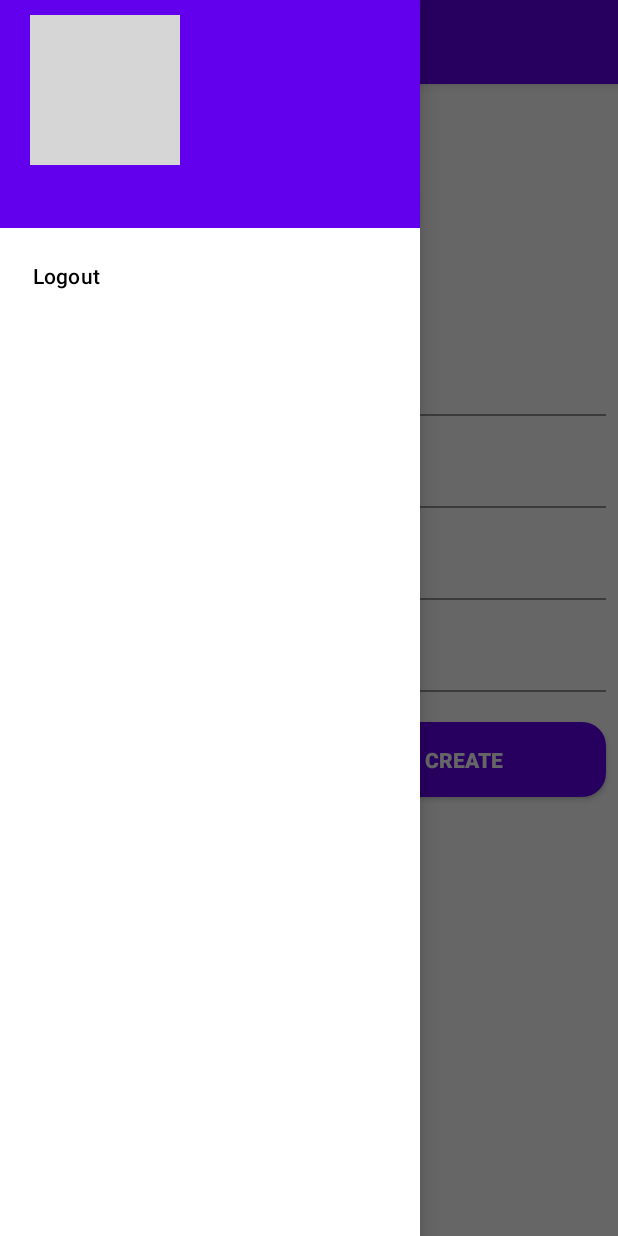
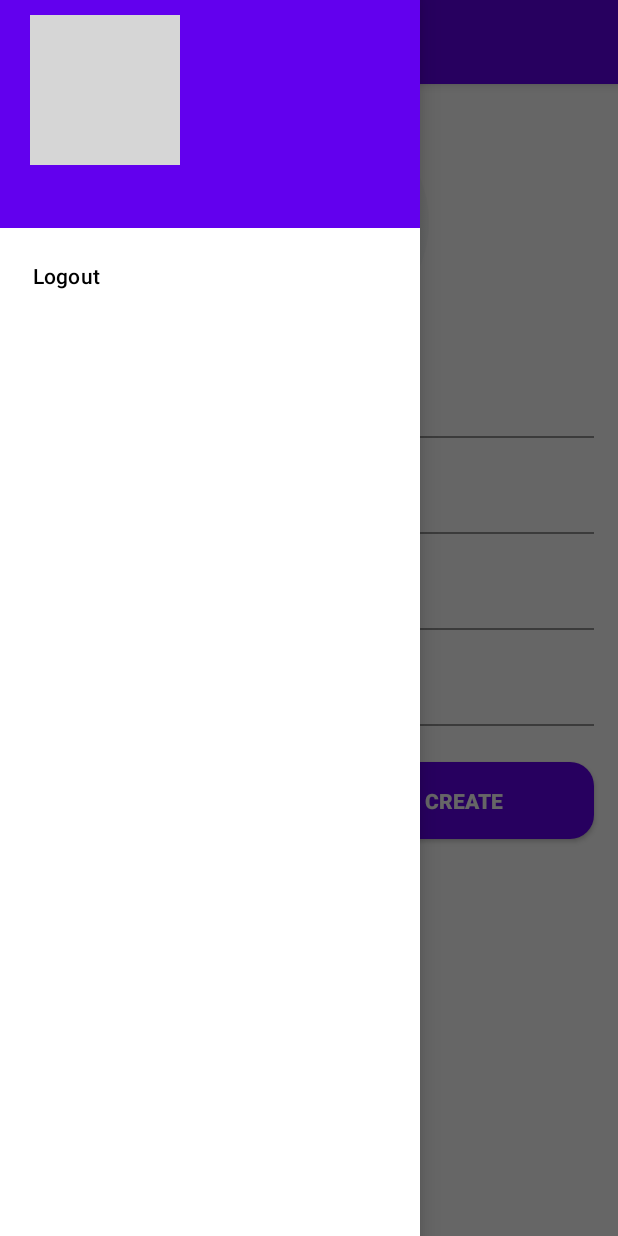
Before and after one commit to prossir/udacity_kotlin_capstone_1, an Android app: the CreateShoeFragment screen opened through its navigation route, with the side drawer open, on a phone screen of 412 x 824 dp. Run offline under Robolectric (Android 15) with nearby library versions, the phone set to English and light mode, and no system bars; our stand-ins replace CircleImageView, data binding, navigation-ui; 2 statements that could not run were skipped; grey boxes are pictures that could not be loaded.

Commit message:
Only missing style abstraction

```diff
--- a/app/src/main/java/paolo/udacity/color/my/shoestoreinventorycapstone_1/features/shoe_management/instructions/view/InstructionsFragment.kt
+++ b/app/src/main/java/paolo/udacity/color/my/shoestoreinventorycapstone_1/features/shoe_management/instructions/view/InstructionsFragment.kt
@@ -24,7 +24,7 @@ class InstructionsFragment : Fragment() {
     }
     private lateinit var binding: FragmentInstructionsBinding
 
-    override fun onCreateView(inflater: LayoutInflater, container: ViewGroup?, savedInstanceState: Bundle?): View? {
+    override fun onCreateView(inflater: LayoutInflater, container: ViewGroup?, savedInstanceState: Bundle?): View {
         binding = DataBindingUtil.inflate(inflater, R.layout.fragment_instructions, container, false)
         initUi()
         return binding.root
--- a/app/src/main/res/layout/fragment_create_shoe.xml
+++ b/app/src/main/res/layout/fragment_create_shoe.xml
@@ -14,10 +14,10 @@
 
         <ImageView
             android:id="@+id/iv_shoe"
-            android:layout_width="150dp"
-            android:layout_height="150dp"
-            android:layout_margin="10dp"
-            android:contentDescription="Image of the shoe"
+            android:layout_width="@dimen/d_logo_dimen"
+            android:layout_height="@dimen/d_logo_dimen"
+            android:layout_margin="@dimen/d_1.5_margin"
+            android:contentDescription="@string/iv_shoe_content_description"
             android:src="@drawable/capstone_1_logo"
             app:layout_constraintEnd_toEndOf="parent"
             app:layout_constraintStart_toStartOf="parent"
@@ -27,10 +27,10 @@
             android:id="@+id/tl_shoe_name"
             android:layout_width="match_parent"
             android:layout_height="wrap_content"
-            android:layout_marginStart="8dp"
-            android:layout_marginTop="5dp"
-            android:layout_marginEnd="8dp"
-            android:layout_marginBottom="12dp"
+            android:layout_marginStart="@dimen/d_2_margin"
+            android:layout_marginTop="@dimen/d_1_margin"
+            android:layout_marginEnd="@dimen/d_2_margin"
+            android:layout_marginBottom="@dimen/d_2_margin"
             app:boxBackgroundColor="@color/white"
             app:layout_constraintEnd_toEndOf="parent"
             app:layout_constraintStart_toStartOf="parent"
@@ -41,7 +41,7 @@
                 android:id="@+id/et_shoe_name"
                 android:layout_width="match_parent"
                 android:layout_height="wrap_content"
-                android:hint="Name"
+                android:hint="@string/et_shoe_name_hint"
                 android:inputType="textEmailAddress"
                 android:text="@={asCreateShoeViewModel.newShoe.name}" />
 
@@ -51,10 +51,10 @@
             android:id="@+id/tl_shoe_company"
             android:layout_width="match_parent"
             android:layout_height="wrap_content"
-            android:layout_marginStart="8dp"
-            android:layout_marginTop="5dp"
-            android:layout_marginEnd="8dp"
-            android:layout_marginBottom="12dp"
+            android:layout_marginStart="@dimen/d_2_margin"
+            android:layout_marginTop="@dimen/d_1_margin"
+            android:layout_marginEnd="@dimen/d_2_margin"
+            android:layout_marginBottom="@dimen/d_2_margin"
             app:boxBackgroundColor="@color/white"
             app:layout_constraintEnd_toEndOf="parent"
             app:layout_constraintStart_toStartOf="parent"
@@ -65,7 +65,7 @@
                 android:id="@+id/et_shoe_company"
                 android:layout_width="match_parent"
                 android:layout_height="wrap_content"
-                android:hint="Company"
+                android:hint="@string/et_shoe_company_hint"
                 android:inputType="textEmailAddress"
                 android:text="@={asCreateShoeViewModel.newShoe.company}" />
 
@@ -75,10 +75,10 @@
             android:id="@+id/tl_shoe_size"
             android:layout_width="match_parent"
             android:layout_height="wrap_content"
-            android:layout_marginStart="8dp"
-            android:layout_marginTop="5dp"
-            android:layout_marginEnd="8dp"
-            android:layout_marginBottom="12dp"
+            android:layout_marginStart="@dimen/d_2_margin"
+            android:layout_marginTop="@dimen/d_1_margin"
+            android:layout_marginEnd="@dimen/d_2_margin"
+            android:layout_marginBottom="@dimen/d_2_margin"
             app:boxBackgroundColor="@color/white"
             app:layout_constraintEnd_toEndOf="parent"
             app:layout_constraintStart_toStartOf="parent"
@@ -89,7 +89,7 @@
                 android:id="@+id/et_shoe_size"
                 android:layout_width="match_parent"
                 android:layout_height="wrap_content"
-                android:hint="Size (in inches)"
+                android:hint="@string/et_shoe_size_hint"
                 android:inputType="numberDecimal"
                 android:text="@={asCreateShoeViewModel.newShoe.sizeAsString}" />
 
@@ -99,10 +99,10 @@
             android:id="@+id/tl_shoe_description"
             android:layout_width="match_parent"
             android:layout_height="wrap_content"
-            android:layout_marginStart="8dp"
-            android:layout_marginTop="5dp"
-            android:layout_marginEnd="8dp"
-            android:layout_marginBottom="12dp"
+            android:layout_marginStart="@dimen/d_2_margin"
+            android:layout_marginTop="@dimen/d_1_margin"
+            android:layout_marginEnd="@dimen/d_2_margin"
+            android:layout_marginBottom="@dimen/d_2_margin"
             app:boxBackgroundColor="@color/white"
             app:layout_constraintEnd_toEndOf="parent"
             app:layout_constraintStart_toStartOf="parent"
@@ -113,7 +113,7 @@
                 android:id="@+id/et_shoe_description"
                 android:layout_width="match_parent"
                 android:layout_height="wrap_content"
-                android:hint="Description"
+                android:hint="@string/et_shoe_description_hint"
                 android:inputType="textEmailAddress"
                 android:text="@={asCreateShoeViewModel.newShoe.description}" />
 
@@ -121,18 +121,18 @@
 
         <androidx.appcompat.widget.AppCompatButton
             android:id="@+id/b_cancel_shoe_creation"
-            android:layout_width="0dp"
+            android:layout_width="@dimen/d_dynamic"
             android:layout_height="wrap_content"
-            android:layout_marginStart="8dp"
-            android:layout_marginTop="20dp"
-            android:layout_marginEnd="8dp"
+            android:layout_marginStart="@dimen/d_2_margin"
+            android:layout_marginTop="@dimen/d_3_margin"
+            android:layout_marginEnd="@dimen/d_2_margin"
             android:background="@drawable/rounded_complementary_background"
-            android:elevation="10dp"
+            android:elevation="@dimen/e_default"
             android:gravity="center"
             android:onClick="@{_ -> asCreateShoeViewModel.cancelShoeCreation()}"
-            android:paddingTop="15dp"
-            android:paddingBottom="15dp"
-            android:text="Cancel"
+            android:paddingTop="@dimen/p_2_padding"
+            android:paddingBottom="@dimen/p_2_padding"
+            android:text="@string/b_cancel_shoe_creation_text"
             android:textColor="@color/white"
             android:textStyle="bold"
             app:layout_constraintEnd_toStartOf="@+id/b_create_shoe"
@@ -141,18 +141,18 @@
 
         <androidx.appcompat.widget.AppCompatButton
             android:id="@+id/b_create_shoe"
-            android:layout_width="0dp"
+            android:layout_width="@dimen/d_dynamic"
             android:layout_height="wrap_content"
-            android:layout_marginStart="8dp"
-            android:layout_marginTop="20dp"
-            android:layout_marginEnd="8dp"
+            android:layout_marginStart="@dimen/d_2_margin"
+            android:layout_marginTop="@dimen/d_3_margin"
+            android:layout_marginEnd="@dimen/d_2_margin"
             android:background="@drawable/rounded_primary_background"
-            android:elevation="10dp"
+            android:elevation="@dimen/e_default"
             android:gravity="center"
             android:onClick="@{_ -> asCreateShoeViewModel.createShoe()}"
-            android:paddingTop="15dp"
-            android:paddingBottom="15dp"
-            android:text="Create"
+            android:paddingTop="@dimen/p_2_padding"
+            android:paddingBottom="@dimen/p_2_padding"
+            android:text="@string/b_create_shoe_text"
             android:textColor="@color/white"
             android:textStyle="bold"
             app:layout_constraintEnd_toEndOf="parent"
--- a/app/src/main/res/layout/nvhl_main.xml
+++ b/app/src/main/res/layout/nvhl_main.xml
@@ -12,7 +12,7 @@
         android:layout_height="100dp"
         android:layout_marginStart="20dp"
         android:layout_marginTop="10dp"
-        android:contentDescription="The placeholder image of the user"
+        android:contentDescription="@string/iv_user_photo_content_description"
         android:src="@drawable/ic_person_white"
         app:civ_border_color="@color/white"
         app:civ_border_width="2dp"
@@ -21,7 +21,7 @@
 
     <TextView
         android:id="@+id/tv_user_email"
-        android:layout_width="0dp"
+        android:layout_width="@dimen/d_dynamic"
         android:layout_height="wrap_content"
         android:layout_marginStart="20dp"
         android:layout_marginTop="10dp"
--- a/app/src/main/res/menu/nvm_main.xml
+++ b/app/src/main/res/menu/nvm_main.xml
@@ -3,7 +3,7 @@
 
     <item
         android:id="@+id/logoutAction"
-        android:title="Logout"
+        android:title="@string/item_action_logout_title"
         android:onClick="logout"/>
 
 </menu>
--- /dev/null
+++ b/app/src/main/res/values/dimens.xml
@@ -0,0 +1,26 @@
+<?xml version="1.0" encoding="utf-8"?>
+<resources>
+    <!-- Dimensions -->
+    <dimen name="d_logo_dimen">160dp</dimen>
+    <dimen name="d_icon_dimen">80dp</dimen>
+
+    <dimen name="d_4_margin">32dp</dimen>
+    <dimen name="d_3_margin">24dp</dimen>
+    <dimen name="d_2_margin">16dp</dimen>
+    <dimen name="d_1.5_margin">12dp</dimen>
+    <dimen name="d_1_margin">8dp</dimen>
+
+    <dimen name="d_dynamic">0dp</dimen>
+
+    <dimen name="p_2_padding">16dp</dimen>
+
+    <!-- Elevation -->
+    <dimen name="e_default">10dp</dimen>
+
+    <!-- Text -->
+    <dimen name="t_title_size">24sp</dimen>
+    <dimen name="t_sub_title_size">20sp</dimen>
+    <dimen name="t_header_size">16sp</dimen>
+    <dimen name="t_small_size">12sp</dimen>
+
+</resources>
--- a/app/src/main/res/values/strings.xml
+++ b/app/src/main/res/values/strings.xml
@@ -1,6 +1,7 @@
 <resources>
     <string name="app_name">Shoe Store Inventory Capstone_1</string>
 
+    <!-- Error control -->
     <string name="error_no_internet_connection_title">Upss!! Internet Error</string>
     <string name="error_no_internet_connection_description">You are not connected to the internet</string>
     <string name="error_server_request_error_title">Upss! Server Error</string>
@@ -8,10 +9,48 @@
     <string name="error_ups">Upss!</string>
     <string name="error_an_error_occurred">There was an error</string>
 
-    <!-- Login activity -->
+    <!-- Splash -->
+    <string name="iv_shoe_store_logo_content_description">The logo of the app</string>
+    <string name="tv_title_text">Doggo Supreme\'s Shoe Store</string>
+    <string name="tv_sub_title_text">Capstone 1</string>
+    <string name="tv_sub_sub_title_text">by Paolo Rossi</string>
+
+    <!-- Login -->
     <string name="til_hint_email">Email</string>
     <string name="til_hint_password">Password</string>
     <string name="b_text_login_with_email">Login with email</string>
     <string name="b_text_create_account">Create account</string>
 
+    <!-- Main -->
+    <!-- Top menu -->
+    <string name="iv_user_photo_content_description">The placeholder image of the user</string>
+    <!-- Menu options -->
+    <string name="item_action_logout_title">Logout</string>
+
+    <!-- Welcome -->
+    <string name="tv_welcome_title_text">Capstone 1 - Shoe Store</string>
+    <string name="tv_welcome_description_text">Welcome! This is my version of the project for the first module of the Android Kotlin Developer Nanodegree. All feedback is welcome. Thank you for help me polish my knowledge!</string>
+    <string name="b_go_to_instructions_text">Go to instructions</string>
+
+    <!-- Instructions -->
+    <string name="tv_instructions_title_text">Instructions</string>
+    <string name="tv_instructions_description_title">1. Click the button below to see your list of registered shoes.\n\n2. Inside you can add more shoes by clicking in the button on the right corner.\n\n3. Enjoy!</string>
+    <string name="b_go_to_my_shoe_list_text">Go to your list of shoes</string>
+
+    <!-- List shoes -->
+    <string name="tv_empty_list_text">You have not added any shoes!</string>
+    <string name="fab_add_shoe_content_description">Add shoes to the list of shoes</string>
+
+    <!-- Shoe detail -->
+    <string name="iv_row_shoe_logo">Placeholder image of the shoe being created.</string>
+
+    <!-- Create Shoe -->
+    <string name="iv_shoe_content_description">Image of the shoe</string>
+    <string name="et_shoe_name_hint">Name</string>
+    <string name="et_shoe_company_hint">Company</string>
+    <string name="et_shoe_size_hint">Size (in inches)</string>
+    <string name="et_shoe_description_hint">Description</string>
+    <string name="b_cancel_shoe_creation_text">Cancel</string>
+    <string name="b_create_shoe_text">Create</string>
+
 </resources>
```
Also changed, not shown: app/src/main/res/layout/fragment_instructions.xml (+12 -12 lines), app/src/main/res/layout/fragment_list_shoes.xml (+4 -4 lines), app/src/main/res/layout/fragment_login.xml (+29 -28 lines), app/src/main/res/layout/fragment_splash.xml (+16 -15 lines), app/src/main/res/layout/fragment_welcome.xml (+12 -12 lines), app/src/main/res/layout/row_shoe.xml (+28 -29 lines).
